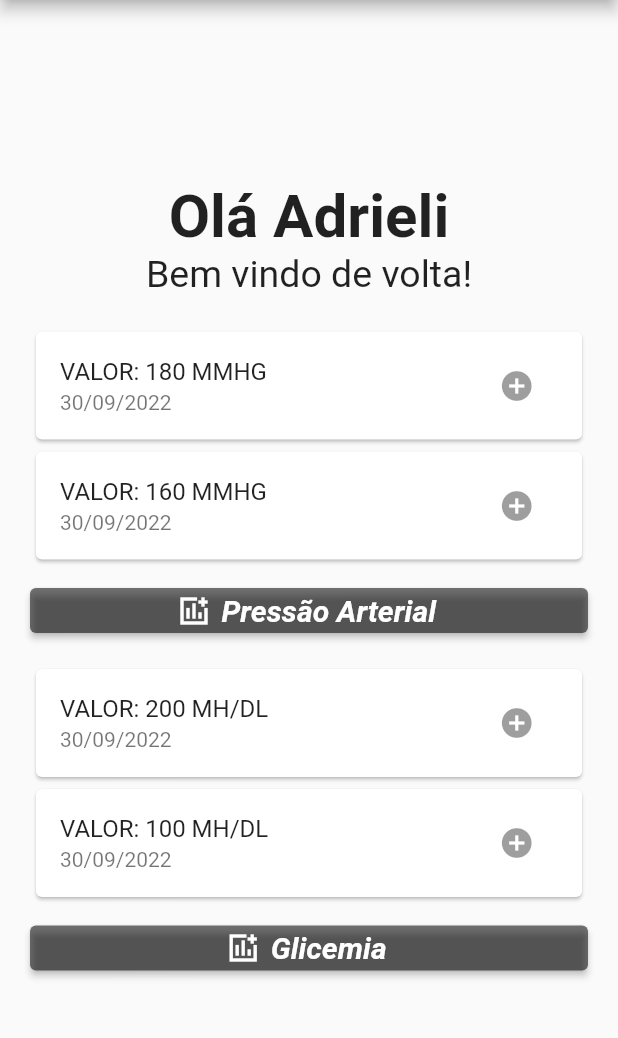
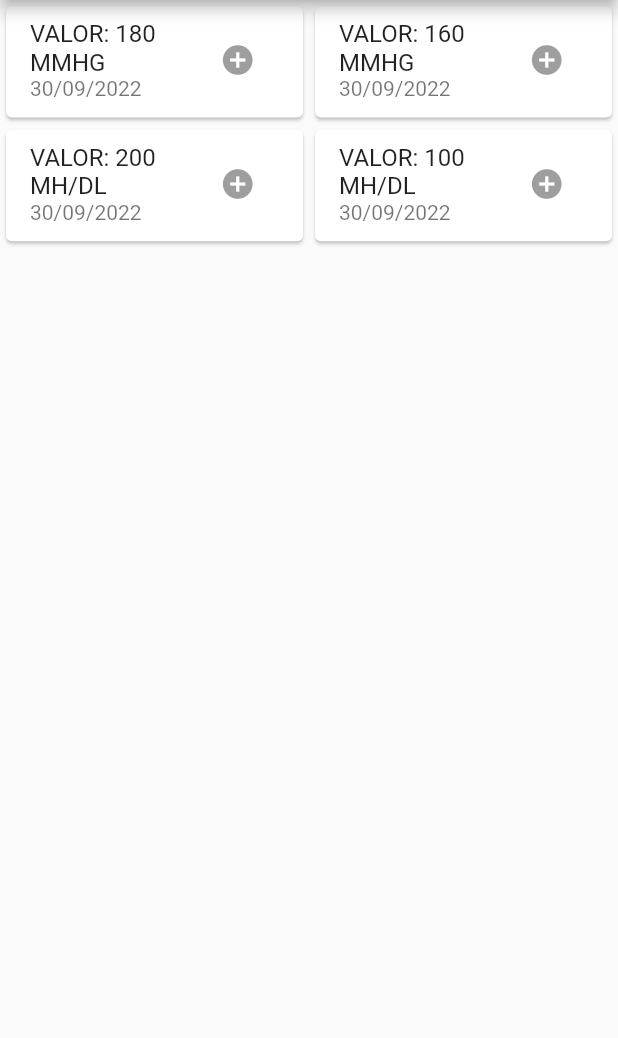
Before and after one commit to costarafa/tech_saude, a Flutter app: the screen it shows after launch, after a tap on "Glicemia", on a phone screen of 412 x 824 dp, the part 84-1122 px from its top. Run offline on Flutter 3.47's test engine with Material 2 defaults, Android fonts, the phone set to English and light mode, and no system bars; our stand-ins replace get_it, sqflite; accounts and stored records are empty; network calls fail.

Commit message:
Criando listagem de glicemia responsivo

```diff
--- a/lib/app/view/menu_principal.dart
+++ b/lib/app/view/menu_principal.dart
@@ -78,7 +78,7 @@ class _MenuDoisState extends State<MenuPrincipal> {
                   Botao(
                       descricao: 'Glicemia',
                       function: () {
-                        Navigator.pushNamed(context, '/');
+                        Navigator.pushNamed(context, '/listarGlicemia');
                       },
                       color: Colors.black54,
                       icon: Icon(Icons.add_chart_sharp)),
--- /dev/null
+++ b/lib/app/view/menu_responsivo_glicemia.dart
@@ -0,0 +1,55 @@
+import 'package:flutter/material.dart';
+import 'package:saude_tech/app/view/componentes/cartao_generico.dart';
+
+class MenuResponsivoGlicemia extends StatefulWidget {
+  const MenuResponsivoGlicemia({Key key}) : super(key: key);
+
+  @override
+  State<MenuResponsivoGlicemia> createState() => _MenuResponsivoGlicemiaState();
+}
+
+class _MenuResponsivoGlicemiaState extends State<MenuResponsivoGlicemia> {
+  @override
+  Widget build(BuildContext context) {
+
+    return OrientationBuilder(builder: (context, orientation) {
+      return Scaffold(
+        appBar: AppBar(
+          title: Text("Tech Saúde"),
+          backgroundColor: Colors.green,
+          leading: GestureDetector(
+            onTap: () {
+              Navigator.pushNamed(context, '/menuLateral');
+            },
+            child: Icon(
+              Icons.menu,
+            ),
+          ),
+        ),
+        body: GridView.count(
+          crossAxisCount: (orientation == Orientation.portrait) ? 2 : 3,
+          childAspectRatio: (1 / .4),
+          children: [
+            CartaoGenerico(
+              title: Text("VALOR: 180 MMHG"),
+              subtitle: Text("30/09/2022"),
+            ),
+            CartaoGenerico(
+              title: Text("VALOR: 160 MMHG"),
+              subtitle: Text("30/09/2022"),
+            ),
+            CartaoGenerico(
+              title: Text("VALOR: 200 MH/DL"),
+              subtitle: Text("30/09/2022"),
+            ),
+            CartaoGenerico(
+              title: Text("VALOR: 100 MH/DL"),
+              subtitle: Text("30/09/2022"),
+            )
+          ],
+        ),
+
+      );
+    });
+  }
+}
--- a/lib/main.dart
+++ b/lib/main.dart
@@ -1,6 +1,7 @@
 import 'package:flutter/material.dart';
 import 'package:saude_tech/app/view/componentes/menuLateral.dart';
 import 'package:saude_tech/app/view/menu_principal.dart';
+import 'package:saude_tech/app/view/menu_responsivo_glicemia.dart';
 
 void main() {
   runApp(const MyApp());
@@ -17,8 +18,9 @@ class MyApp extends StatelessWidget {
         colorScheme: ColorScheme.fromSwatch(primarySwatch: Colors.teal),
       ),
       routes: {
-        '/': (context) => const MenuPrincipal(),
+        '/': (context) =>  MenuPrincipal(),
         '/menuLateral': (context) => MenuLateral(),
+        '/listarGlicemia': (context) => MenuResponsivoGlicemia(),
         // '/addUsuario': (context) => const AdicionarUsuario()
       },
     );
```
Also changed, not shown: lib/app/view/menu_responsivo.dart (added, +52 -0 lines), pubspec.lock.
